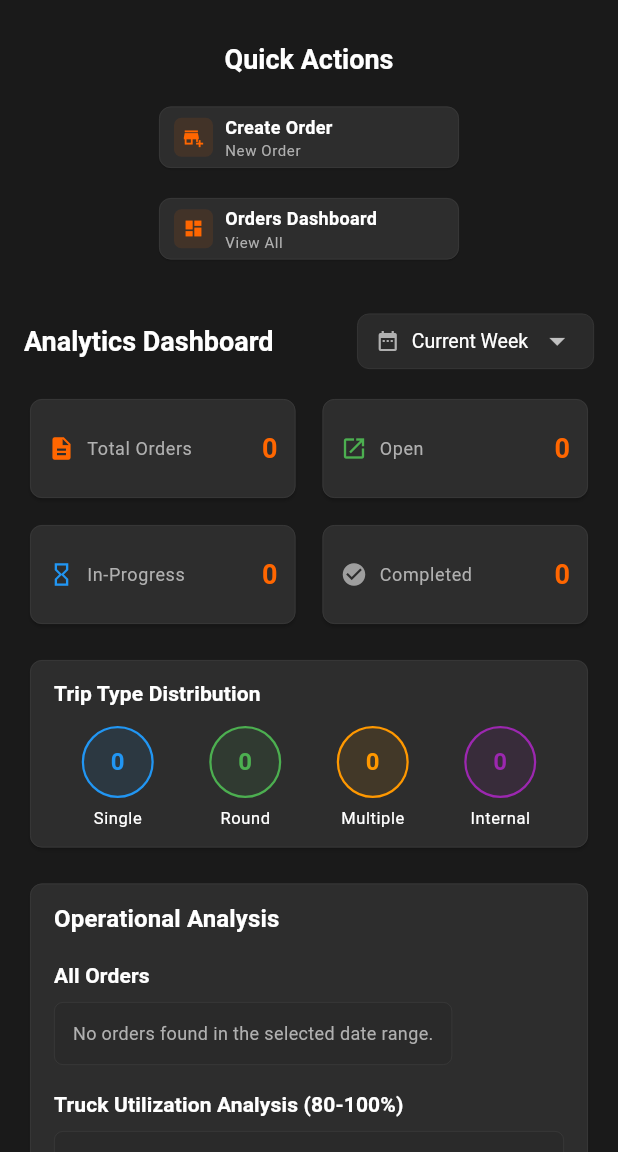
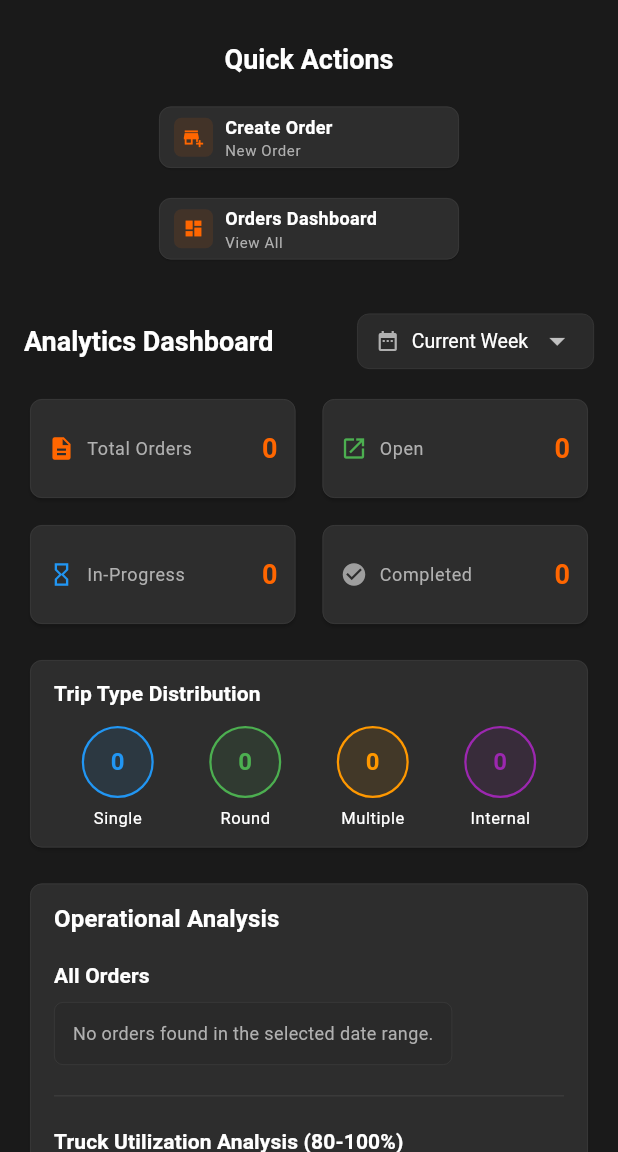
Before and after one commit to AI-APP-FREELANCER/soliflextransportwebandmobile, a Flutter app: the HomeScreen screen opened by its route, on a phone screen of 412 x 824 dp, the part 84-1236 px from its top. Run offline on Flutter 3.47's test engine with Material 3 defaults, Android fonts, the phone set to English and light mode, and no system bars; our stand-ins replace shared_preferences; missing offline and left inert: dart:html; accounts and stored records are empty; network calls fail.

Commit message:
Improve dashboard table and order card spacing/structure
Dashboard tables (home_screen.dart):
- All Orders was the only table with no header row -- add one, styled
  to match Truck Utilization/Low Utilization's header bar.
- Its 4 columns (Order ID, Date, Route, Status) were stretched across
  the full card width as equal flex fractions, leaving large dead gaps
  around short values. Switch to fixed widths for the short, bounded
  columns (Order ID/Date/Status) and let only Route -- the one column
  that actually varies in length -- take the remaining space.
- Add a visible Divider with spacing between each of the four
  Operational Analysis sections, so it's clear where one table ends
  and the next begins instead of a plain gap.

Order cards (orders_dashboard_screen.dart):
- Row-to-row spacing was 2px across 8 lines of 8-9px text, reading as
  cramped despite the fixed-aspect-ratio grid cell already having
  unused space below the content. Increased to 5px, plus a bit more
  outer card padding.

No theme or layout changes -- same colors, same card/grid structure,
same columns -- just spacing and a header that was missing.

Verified visually against a local backend at both narrow and wide
(1900px) viewports: no render overflow, all four dashboard table
sections clearly separated, order cards no longer visually crunched.

Co-Authored-By: Claude Sonnet 5 <noreply@anthropic.com>

```diff
--- a/lib/screens/home_screen.dart
+++ b/lib/screens/home_screen.dart
@@ -1024,19 +1024,28 @@ class _HomeScreenState extends State<HomeScreen> with WidgetsBindingObserver, Ro
             // (date range, or a future search filter), one row per order.
             // Unlike the sections below, this always matches "Total Orders".
             _buildAllOrdersTable(context, filteredOrders),
-            const SizedBox(height: 16),
+            _buildSectionDivider(),
             // Utilization Analysis Table
             _buildUtilizationAnalysisTable(context, filteredOrders),
             if (showFinancialBreakdown) ...[
-              const SizedBox(height: 16),
+              _buildSectionDivider(),
               _buildFinancialBreakdownTable(context, filteredOrders),
             ],
-            const SizedBox(height: 16),
+            _buildSectionDivider(),
             // Operational Insights
             _buildOperationalInsights(context, filteredOrders),
           ],
         ),
       ),
+    );
+  }
+
+  // Clear visual break between two dashboard tables/sections -- a plain
+  // gap alone made it hard to tell where one table ended and the next began.
+  Widget _buildSectionDivider() {
+    return Padding(
+      padding: const EdgeInsets.symmetric(vertical: 20),
+      child: Divider(height: 1, thickness: 1, color: AppTheme.darkBorder),
     );
   }
 
@@ -1118,12 +1127,39 @@ class _HomeScreenState extends State<HomeScreen> with WidgetsBindingObserver, Ro
         ),
         const SizedBox(height: 8),
         Container(
+          decoration: BoxDecoration(
+            border: Border.all(color: AppTheme.darkBorder, width: 0.5),
+            borderRadius: BorderRadius.circular(6),
+          ),
+          child: Column(
+            children: [
+              // Header -- fixed-width leading/trailing columns (their
+              // content length is bounded) with Route as the one column
+              // that actually grows, instead of every column stretching
+              // across the full card width and leaving large empty gaps.
+              Container(
+                padding: const EdgeInsets.symmetric(horizontal: 12, vertical: 10),
+                decoration: BoxDecoration(
+                  color: AppTheme.primaryOrange.withOpacity(0.1),
+                  borderRadius: const BorderRadius.only(
+                    topLeft: Radius.circular(6),
+                    topRight: Radius.circular(6),
+                  ),
+                ),
+                child: const Row(
+                  children: [
+                    SizedBox(width: 90, child: Text('Order ID', style: TextStyle(fontWeight: FontWeight.bold, fontSize: 12, color: AppTheme.textPrimary))),
+                    SizedBox(width: 12),
+                    SizedBox(width: 90, child: Text('Date', style: TextStyle(fontWeight: FontWeight.bold, fontSize: 12, color: AppTheme.textPrimary))),
+                    SizedBox(width: 12),
+                    Expanded(child: Text('Route', style: TextStyle(fontWeight: FontWeight.bold, fontSize: 12, color: AppTheme.textPrimary))),
+                    SizedBox(width: 12),
+                    SizedBox(width: 100, child: Text('Status', textAlign: TextAlign.right, style: TextStyle(fontWeight: FontWeight.bold, fontSize: 12, color: AppTheme.textPrimary))),
+                  ],
+                ),
+              ),
+              Container(
                 constraints: const BoxConstraints(maxHeight: 260),
-          decoration: BoxDecoration(
-            color: AppTheme.darkSurface,
-            borderRadius: BorderRadius.circular(6),
-            border: Border.all(color: AppTheme.darkBorder, width: 0.5),
-          ),
                 child: ListView.separated(
                   shrinkWrap: true,
                   itemCount: orders.length,
@@ -1131,36 +1167,40 @@ class _HomeScreenState extends State<HomeScreen> with WidgetsBindingObserver, Ro
                   itemBuilder: (context, index) {
                     final order = orders[index];
                     return Padding(
-                padding: const EdgeInsets.symmetric(horizontal: 12, vertical: 8),
+                      padding: const EdgeInsets.symmetric(horizontal: 12, vertical: 10),
                       child: Row(
                         children: [
-                    Expanded(
-                      flex: 2,
+                          SizedBox(
+                            width: 90,
                             child: Text(
                               order.orderId,
                               style: const TextStyle(color: AppTheme.textPrimary, fontSize: 12, fontWeight: FontWeight.w600),
-                      ),
-                    ),
-                    Expanded(
-                      flex: 2,
+                              overflow: TextOverflow.ellipsis,
+                            ),
+                          ),
+                          const SizedBox(width: 12),
+                          SizedBox(
+                            width: 90,
                             child: Text(
                               order.effectiveDate != null ? _formatDate(order.effectiveDate!) : 'N/A',
                               style: const TextStyle(color: AppTheme.textSecondary, fontSize: 12),
                             ),
                           ),
-                    Expanded(
-                      flex: 3,
+                          const SizedBox(width: 12),
+                          Expanded(
                             child: Text(
                               '${order.source} → ${order.destination}',
                               style: const TextStyle(color: AppTheme.textSecondary, fontSize: 12),
                               overflow: TextOverflow.ellipsis,
                             ),
                           ),
-                    Expanded(
-                      flex: 2,
+                          const SizedBox(width: 12),
+                          SizedBox(
+                            width: 100,
                             child: Text(
                               order.orderStatus,
-                        textAlign: TextAlign.end,
+                              textAlign: TextAlign.right,
+                              overflow: TextOverflow.ellipsis,
                               style: const TextStyle(color: AppTheme.textSecondary, fontSize: 12),
                             ),
                           ),
@@ -1168,6 +1208,9 @@ class _HomeScreenState extends State<HomeScreen> with WidgetsBindingObserver, Ro
                       ),
                     );
                   },
+                ),
+              ),
+            ],
           ),
         ),
       ],
```
Also changed, not shown: lib/screens/orders_dashboard_screen.dart (+10 -10 lines). Lines whose indentation alone changed are shown as unchanged.
